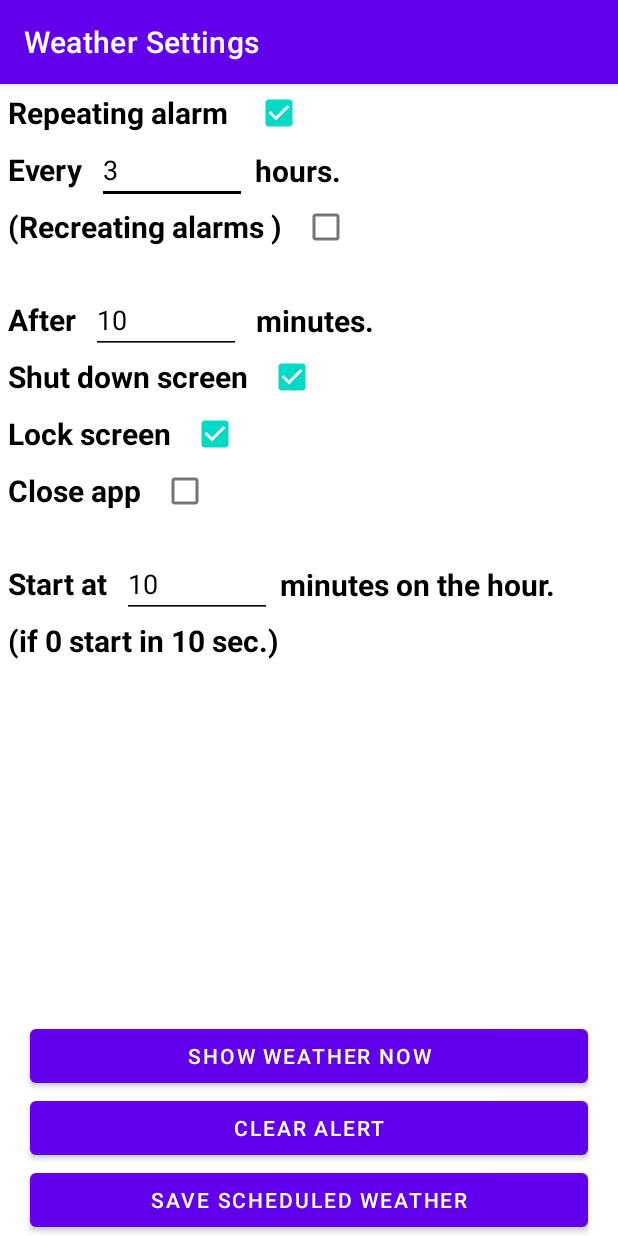
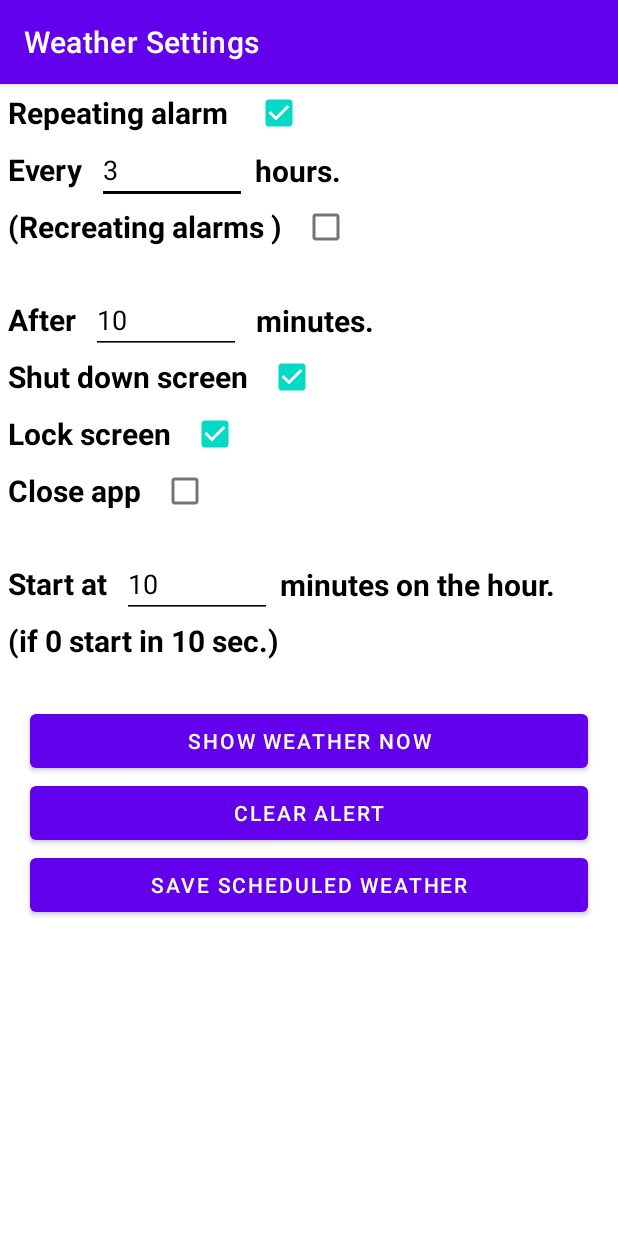
Before and after one commit to GertVercruyssen/WeatherReport, an Android app: the screen it shows after launch (FullscreenActivity), on a phone screen of 412 x 824 dp. Run offline under Robolectric (Android 15) with nearby library versions, the phone set to English and light mode, and no system bars.

```diff
--- a/app/src/main/res/layout/activity_main.xml
+++ b/app/src/main/res/layout/activity_main.xml
@@ -257,15 +257,14 @@
                 app:layout_constraintStart_toStartOf="parent"
                 app:layout_constraintTop_toBottomOf="@id/delayText1" />
 
-        </androidx.constraintlayout.widget.ConstraintLayout>
-    </ScrollView>
             <Button
                 android:id="@+id/showButton"
                 android:layout_width="match_parent"
                 android:layout_height="wrap_content"
                 android:layout_marginHorizontal="20dp"
+                android:layout_marginTop="24dp"
                 android:text="show weather now"
-        app:layout_constraintBottom_toTopOf="@+id/clearButton"
+                app:layout_constraintTop_toBottomOf="@id/infoText1"
                 app:layout_constraintStart_toStartOf="parent" />
 
             <Button
@@ -274,7 +273,7 @@
                 android:layout_height="wrap_content"
                 android:layout_marginHorizontal="20dp"
                 android:text="clear alert"
-        app:layout_constraintBottom_toTopOf="@+id/okButton"
+                app:layout_constraintTop_toBottomOf="@id/showButton"
                 app:layout_constraintStart_toStartOf="parent" />
 
             <Button
@@ -283,7 +282,10 @@
                 android:layout_height="wrap_content"
                 android:text="save scheduled weather"
                 android:layout_marginHorizontal="20dp"
-        app:layout_constraintBottom_toBottomOf="parent"
+                app:layout_constraintTop_toBottomOf="@id/clearButton"
                 app:layout_constraintStart_toStartOf="parent" />
+        </androidx.constraintlayout.widget.ConstraintLayout>
+    </ScrollView>
+
 
 </androidx.constraintlayout.widget.ConstraintLayout>
--- a/app/src/main/res/layout/activity_weather.xml
+++ b/app/src/main/res/layout/activity_weather.xml
@@ -165,7 +165,7 @@
             style="@style/Widget.Theme.WeatherReport.ButtonBar.Fullscreen"
             android:layout_width="match_parent"
             android:layout_height="wrap_content"
-            android:layout_gravity="bottom|center_horizontal"
+            android:layout_gravity="center_vertical|center_horizontal"
             android:orientation="horizontal"
             tools:ignore="UselessParent">
 
@@ -175,7 +175,7 @@
                 android:layout_width="0dp"
                 android:layout_height="wrap_content"
                 android:layout_weight="1"
-                android:text="A button placeholder" />
+                android:text="NOISE" />
 
         </LinearLayout>
     </FrameLayout>
```
Also changed, not shown: app/src/main/java/com/example/weatherreport/WeatherActivity.kt (+48 -29 lines), 1 other file. Lines whose indentation alone changed are shown as unchanged.
